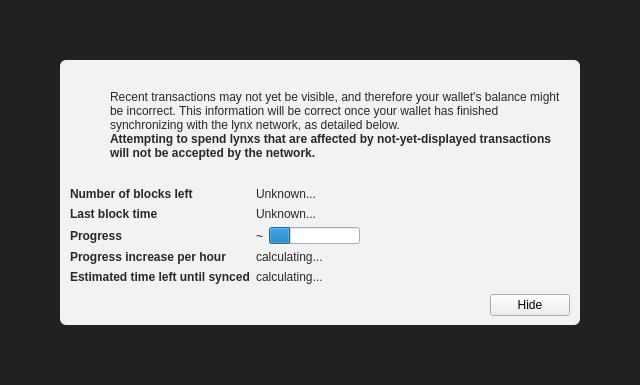
Old version of the form src/qt/forms/modaloverlay.ui in the repository lynxcoins/Lynx.
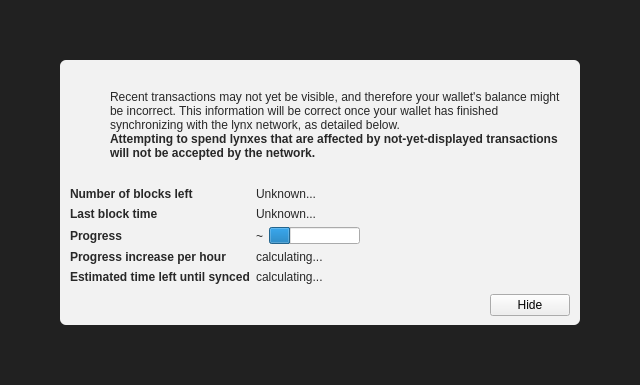
New version of the form. Icons and pictures are not drawn. Custom widgets are drawn as their Qt base class.

Patch:
```diff
--- a/src/qt/forms/modaloverlay.ui
+++ b/src/qt/forms/modaloverlay.ui
@@ -149,7 +149,7 @@
                 </font>
                </property>
                <property name="text">
-                <string>Attempting to spend lynxs that are affected by not-yet-displayed transactions will not be accepted by the network.</string>
+                <string>Attempting to spend lynxes that are affected by not-yet-displayed transactions will not be accepted by the network.</string>
                </property>
                <property name="textFormat">
                 <enum>Qt::RichText</enum>
```
